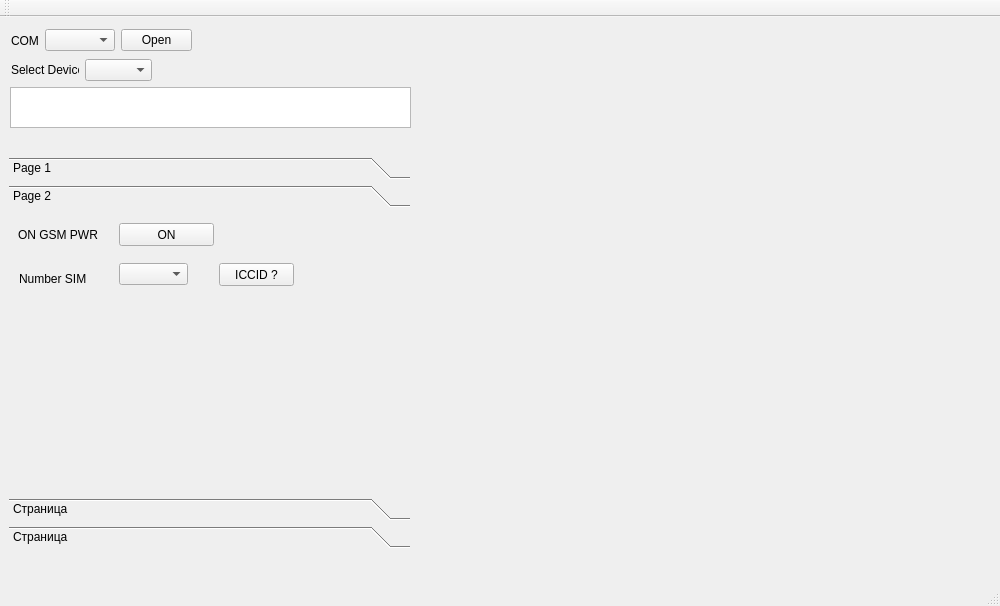
Neitron-byte/Repair, file mainwindow.ui: the form before one commit.
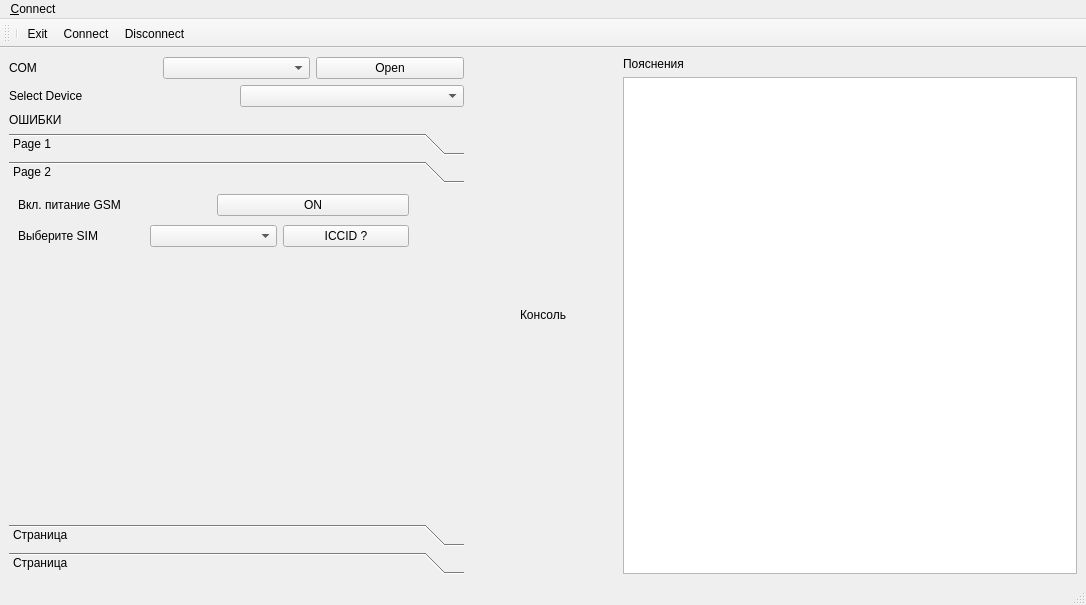
The form after the commit. The open tabs and pages were chosen to show the change. Icons and pictures are not drawn.

```diff
--- a/mainwindow.ui
+++ b/mainwindow.ui
@@ -6,8 +6,8 @@
    <rect>
     <x>0</x>
     <y>0</y>
-    <width>1000</width>
-    <height>606</height>
+    <width>1086</width>
+    <height>605</height>
    </rect>
   </property>
   <property name="sizePolicy">
@@ -26,15 +26,69 @@
      <verstretch>0</verstretch>
     </sizepolicy>
    </property>
+   <layout class="QGridLayout" name="gridLayout">
+    <item row="0" column="0" rowspan="2">
+     <layout class="QVBoxLayout" name="verticalLayout_6">
+      <item>
+       <layout class="QHBoxLayout" name="horizontalLayout">
+        <item>
+         <widget class="QLabel" name="label_7">
+          <property name="sizePolicy">
+           <sizepolicy hsizetype="Preferred" vsizetype="Fixed">
+            <horstretch>0</horstretch>
+            <verstretch>0</verstretch>
+           </sizepolicy>
+          </property>
+          <property name="text">
+           <string>COM</string>
+          </property>
+         </widget>
+        </item>
+        <item>
+         <widget class="QComboBox" name="comboBox">
+          <property name="enabled">
+           <bool>true</bool>
+          </property>
+         </widget>
+        </item>
+        <item>
+         <widget class="QPushButton" name="pushButton_Open_COM">
+          <property name="text">
+           <string>Open</string>
+          </property>
+         </widget>
+        </item>
+       </layout>
+      </item>
+      <item>
+       <layout class="QHBoxLayout" name="horizontalLayout_2">
+        <item>
+         <widget class="QLabel" name="label_4">
+          <property name="sizePolicy">
+           <sizepolicy hsizetype="Preferred" vsizetype="Fixed">
+            <horstretch>0</horstretch>
+            <verstretch>0</verstretch>
+           </sizepolicy>
+          </property>
+          <property name="text">
+           <string>Select Device</string>
+          </property>
+         </widget>
+        </item>
+        <item>
+         <widget class="QComboBox" name="comboBox_dev"/>
+        </item>
+       </layout>
+      </item>
+      <item>
+       <widget class="QLabel" name="label_10">
+        <property name="text">
+         <string>ОШИБКИ</string>
+        </property>
+       </widget>
+      </item>
+      <item>
    <widget class="QToolBox" name="toolBox_Device">
-    <property name="geometry">
-     <rect>
-      <x>9</x>
-      <y>140</y>
-      <width>401</width>
-      <height>391</height>
-     </rect>
-    </property>
     <property name="sizePolicy">
      <sizepolicy hsizetype="Preferred" vsizetype="Expanding">
       <horstretch>0</horstretch>
@@ -48,15 +102,15 @@
      </size>
     </property>
     <property name="currentIndex">
-     <number>1</number>
+         <number>3</number>
     </property>
     <widget class="QWidget" name="page_34">
      <property name="geometry">
       <rect>
        <x>0</x>
        <y>0</y>
-       <width>401</width>
-       <height>283</height>
+           <width>448</width>
+           <height>324</height>
       </rect>
      </property>
      <property name="sizePolicy">
@@ -68,7 +122,7 @@
      <attribute name="label">
       <string>Page 1</string>
      </attribute>
-     <widget class="QWidget" name="">
+         <widget class="QWidget" name="layoutWidget">
       <property name="geometry">
        <rect>
         <x>0</x>
@@ -83,7 +137,7 @@
          <item>
           <widget class="QLabel" name="label_2">
            <property name="text">
-            <string>ON GSM PWR</string>
+                <string>Вкл. питание GSM</string>
            </property>
           </widget>
          </item>
@@ -97,7 +151,7 @@
          <item>
           <widget class="QLabel" name="label_3">
            <property name="text">
-            <string>ON GPS PWR</string>
+                <string>Вкл. питание GPS</string>
            </property>
           </widget>
          </item>
@@ -115,7 +169,7 @@
          <item>
           <widget class="QLabel" name="label_5">
            <property name="text">
-            <string>MIC PWR</string>
+                <string>Вкл. питание MIC</string>
            </property>
           </widget>
          </item>
@@ -129,7 +183,7 @@
          <item>
           <widget class="QLabel" name="label_6">
            <property name="text">
-            <string>ON DIV</string>
+                <string>Вкл. делитель</string>
            </property>
           </widget>
          </item>
@@ -142,12 +196,30 @@
          </item>
         </layout>
        </item>
+           <item>
+            <layout class="QHBoxLayout" name="horizontalLayout_8">
+             <item>
+              <widget class="QLabel" name="label_13">
+               <property name="text">
+                <string>Выкл. выход CH02_C </string>
+               </property>
+              </widget>
+             </item>
+             <item>
+              <widget class="QPushButton" name="pushButton_CH02_OFF">
+               <property name="text">
+                <string>Выкл</string>
+               </property>
+              </widget>
+             </item>
+            </layout>
+           </item>
        <item>
         <layout class="QHBoxLayout" name="horizontalLayout_5">
          <item>
           <widget class="QLabel" name="label">
            <property name="text">
-            <string>Test Buzzer</string>
+                <string>Тест BUZZER</string>
            </property>
           </widget>
          </item>
@@ -175,83 +247,72 @@
       <rect>
        <x>0</x>
        <y>0</y>
-       <width>401</width>
-       <height>283</height>
+           <width>448</width>
+           <height>324</height>
       </rect>
      </property>
      <attribute name="label">
       <string>Page 2</string>
      </attribute>
-     <widget class="QLabel" name="label_8">
+         <widget class="QWidget" name="layoutWidget">
       <property name="geometry">
        <rect>
         <x>9</x>
         <y>2</y>
-        <width>95</width>
-        <height>39</height>
-       </rect>
-      </property>
+            <width>391</width>
+            <height>61</height>
+           </rect>
+          </property>
+          <layout class="QVBoxLayout" name="verticalLayout_3">
+           <item>
+            <layout class="QHBoxLayout" name="horizontalLayout_6">
+             <item>
+              <widget class="QLabel" name="label_8">
       <property name="text">
-       <string>ON GSM PWR</string>
-      </property>
-     </widget>
+                <string>Вкл. питание GSM</string>
+               </property>
+              </widget>
+             </item>
+             <item>
      <widget class="QPushButton" name="pushButton_GSM_ON_2">
-      <property name="geometry">
-       <rect>
-        <x>110</x>
-        <y>10</y>
-        <width>95</width>
-        <height>23</height>
-       </rect>
-      </property>
       <property name="text">
        <string>ON</string>
       </property>
      </widget>
+             </item>
+            </layout>
+           </item>
+           <item>
+            <layout class="QHBoxLayout" name="horizontalLayout_7">
+             <item>
      <widget class="QLabel" name="label_9">
-      <property name="geometry">
-       <rect>
-        <x>10</x>
-        <y>50</y>
-        <width>71</width>
-        <height>31</height>
-       </rect>
-      </property>
       <property name="text">
-       <string>Number SIM</string>
-      </property>
-     </widget>
-     <widget class="QComboBox" name="comboBox_SIM">
-      <property name="geometry">
-       <rect>
-        <x>110</x>
-        <y>50</y>
-        <width>69</width>
-        <height>22</height>
-       </rect>
-      </property>
-     </widget>
+                <string>Выберите SIM</string>
+               </property>
+              </widget>
+             </item>
+             <item>
+              <widget class="QComboBox" name="comboBox_SIM"/>
+             </item>
+             <item>
      <widget class="QPushButton" name="pushButton">
-      <property name="geometry">
-       <rect>
-        <x>210</x>
-        <y>50</y>
-        <width>75</width>
-        <height>23</height>
-       </rect>
-      </property>
       <property name="text">
        <string>ICCID ?</string>
       </property>
      </widget>
+             </item>
+            </layout>
+           </item>
+          </layout>
+         </widget>
     </widget>
     <widget class="QWidget" name="page_e8">
      <property name="geometry">
       <rect>
        <x>0</x>
        <y>0</y>
-       <width>401</width>
-       <height>283</height>
+           <width>448</width>
+           <height>324</height>
       </rect>
      </property>
      <attribute name="label">
@@ -263,8 +324,8 @@
       <rect>
        <x>0</x>
        <y>0</y>
-       <width>401</width>
-       <height>283</height>
+           <width>448</width>
+           <height>324</height>
       </rect>
      </property>
      <attribute name="label">
@@ -272,107 +333,107 @@
      </attribute>
     </widget>
    </widget>
-   <widget class="QWidget" name="verticalLayoutWidget">
-    <property name="geometry">
-     <rect>
-      <x>460</x>
-      <y>20</y>
-      <width>381</width>
-      <height>521</height>
-     </rect>
-    </property>
+      </item>
+     </layout>
+    </item>
+    <item row="0" column="1">
+     <spacer name="horizontalSpacer_2">
+      <property name="orientation">
+       <enum>Qt::Horizontal</enum>
+      </property>
+      <property name="sizeType">
+       <enum>QSizePolicy::Fixed</enum>
+      </property>
+      <property name="sizeHint" stdset="0">
+       <size>
+        <width>50</width>
+        <height>20</height>
+       </size>
+      </property>
+     </spacer>
+    </item>
+    <item row="0" column="2" rowspan="2">
+     <layout class="QVBoxLayout" name="verticalLayout_5">
+      <item>
+       <widget class="QLabel" name="label_11">
+        <property name="sizePolicy">
+         <sizepolicy hsizetype="Preferred" vsizetype="Fixed">
+          <horstretch>0</horstretch>
+          <verstretch>0</verstretch>
+         </sizepolicy>
+        </property>
+        <property name="text">
+         <string>Консоль</string>
+        </property>
+       </widget>
+      </item>
+      <item>
     <layout class="QVBoxLayout" name="verticalLayout"/>
-   </widget>
+      </item>
+     </layout>
+    </item>
+    <item row="0" column="4" rowspan="2">
+     <layout class="QVBoxLayout" name="verticalLayout_4">
+      <item>
+       <widget class="QLabel" name="label_12">
+        <property name="sizePolicy">
+         <sizepolicy hsizetype="Preferred" vsizetype="Fixed">
+          <horstretch>0</horstretch>
+          <verstretch>0</verstretch>
+         </sizepolicy>
+        </property>
+        <property name="text">
+         <string>Пояснения</string>
+        </property>
+       </widget>
+      </item>
+      <item>
    <widget class="QPlainTextEdit" name="plainTextEdit_Comm">
-    <property name="geometry">
-     <rect>
-      <x>10</x>
-      <y>70</y>
-      <width>401</width>
-      <height>41</height>
-     </rect>
-    </property>
     <property name="plainText">
      <string/>
     </property>
    </widget>
-   <widget class="QWidget" name="">
-    <property name="geometry">
-     <rect>
-      <x>11</x>
-      <y>42</y>
-      <width>141</width>
-      <height>22</height>
-     </rect>
-    </property>
-    <property name="sizePolicy">
-     <sizepolicy hsizetype="Preferred" vsizetype="Expanding">
-      <horstretch>0</horstretch>
-      <verstretch>0</verstretch>
-     </sizepolicy>
-    </property>
-    <layout class="QHBoxLayout" name="horizontalLayout_2">
-     <item>
-      <widget class="QLabel" name="label_4">
-       <property name="text">
-        <string>Select Device</string>
-       </property>
-      </widget>
-     </item>
-     <item>
-      <widget class="QComboBox" name="comboBox_dev"/>
-     </item>
-    </layout>
-   </widget>
-   <widget class="QWidget" name="">
-    <property name="geometry">
-     <rect>
-      <x>11</x>
-      <y>11</y>
-      <width>181</width>
-      <height>25</height>
-     </rect>
-    </property>
-    <property name="sizePolicy">
-     <sizepolicy hsizetype="Preferred" vsizetype="Expanding">
-      <horstretch>0</horstretch>
-      <verstretch>0</verstretch>
-     </sizepolicy>
-    </property>
-    <layout class="QHBoxLayout" name="horizontalLayout">
-     <item>
-      <widget class="QLabel" name="label_7">
-       <property name="text">
-        <string>COM</string>
-       </property>
-      </widget>
-     </item>
-     <item>
-      <widget class="QComboBox" name="comboBox">
-       <property name="enabled">
-        <bool>true</bool>
-       </property>
-      </widget>
-     </item>
-     <item>
-      <widget class="QPushButton" name="pushButton_Open_COM">
-       <property name="text">
-        <string>Open</string>
-       </property>
-      </widget>
-     </item>
-    </layout>
-   </widget>
+      </item>
+     </layout>
+    </item>
+    <item row="1" column="3">
+     <spacer name="horizontalSpacer">
+      <property name="orientation">
+       <enum>Qt::Horizontal</enum>
+      </property>
+      <property name="sizeType">
+       <enum>QSizePolicy::Fixed</enum>
+      </property>
+      <property name="sizeHint" stdset="0">
+       <size>
+        <width>50</width>
+        <height>20</height>
+       </size>
+      </property>
+     </spacer>
+    </item>
+   </layout>
   </widget>
   <widget class="QMenuBar" name="menubar">
    <property name="geometry">
     <rect>
      <x>0</x>
      <y>0</y>
-     <width>1000</width>
+     <width>1086</width>
      <height>21</height>
     </rect>
    </property>
+   <widget class="QMenu" name="menu_Connect">
+    <property name="title">
+     <string>&amp;Connect</string>
+    </property>
+    <addaction name="action_Connect"/>
+    <addaction name="action_Disconnect"/>
+    <addaction name="action_Clear"/>
+    <addaction name="separator"/>
+    <addaction name="action_Exit_2"/>
+   </widget>
+   <addaction name="menu_Connect"/>
   </widget>
   <widget class="QStatusBar" name="statusbar"/>
   <widget class="QToolBar" name="toolBar">
@@ -385,6 +446,10 @@
    <attribute name="toolBarBreak">
     <bool>false</bool>
    </attribute>
+   <addaction name="separator"/>
+   <addaction name="action_Exit_2"/>
+   <addaction name="action_Connect"/>
+   <addaction name="action_Disconnect"/>
   </widget>
   <action name="action_New">
    <property name="text">
@@ -401,11 +466,47 @@
     <string>&amp;Close</string>
    </property>
   </action>
-  <action name="actionConnect">
+  <action name="action_Connect">
+   <property name="icon">
+    <iconset resource="repair.qrc">
+     <normaloff>:/Images/images/connect.png</normaloff>:/Images/images/connect.png</iconset>
+   </property>
    <property name="text">
     <string>&amp;Connect</string>
    </property>
   </action>
+  <action name="action_Disconnect">
+   <property name="icon">
+    <iconset resource="repair.qrc">
+     <normaloff>:/Images/images/disconnect.png</normaloff>:/Images/images/disconnect.png</iconset>
+   </property>
+   <property name="text">
+    <string>&amp;Disconnect</string>
+   </property>
+  </action>
+  <action name="action_Exit">
+   <property name="text">
+    <string>&amp;Exit</string>
+   </property>
+  </action>
+  <action name="action_Exit_2">
+   <property name="icon">
+    <iconset resource="repair.qrc">
+     <normaloff>:/Images/images/application-exit.png</normaloff>:/Images/images/application-exit.png</iconset>
+   </property>
+   <property name="text">
+    <string>&amp;Exit</string>
+   </property>
+  </action>
+  <action name="action_Clear">
+   <property name="icon">
+    <iconset resource="repair.qrc">
+     <normaloff>:/Images/images/clear.png</normaloff>:/Images/images/clear.png</iconset>
+   </property>
+   <property name="text">
+    <string>&amp;Clear</string>
+   </property>
+  </action>
  </widget>
  <resources/>
  <connections>
```
Left out of the diff: 20 changed lines with no effect on the pictures. Lines whose indentation alone changed are shown as unchanged.
